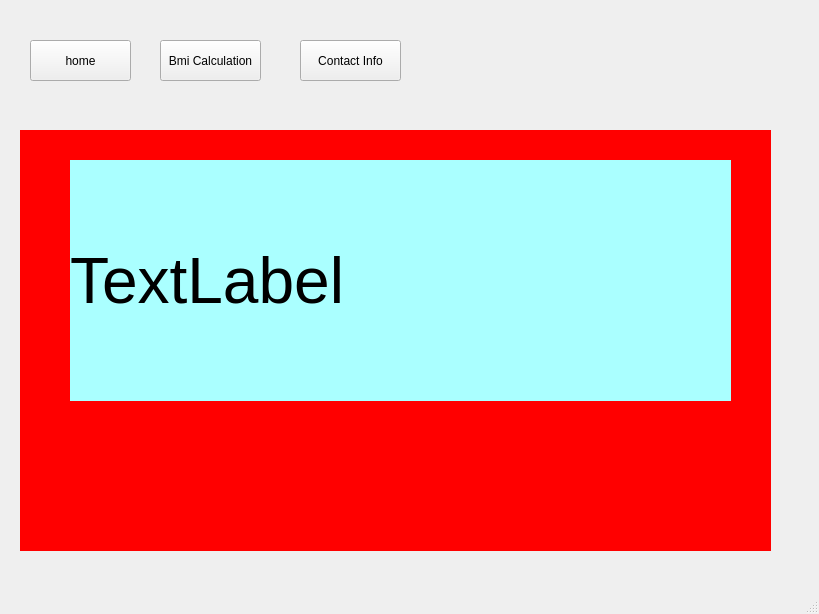
Old version of the form home.ui in the repository ssaannjjaayy/fitness-first.
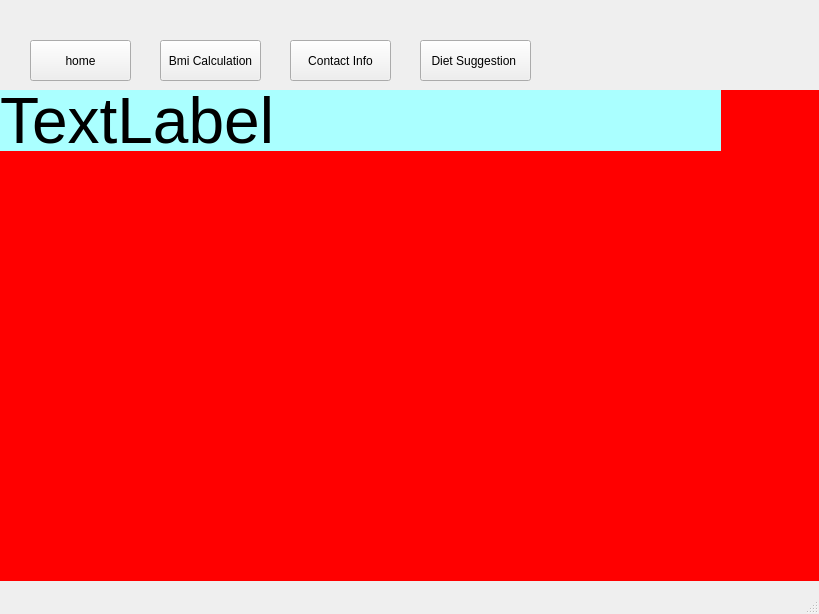
New version of the form. The open tabs and pages were chosen to show the change. Icons and pictures are not drawn.

```diff
--- a/home.ui
+++ b/home.ui
@@ -17,10 +17,10 @@
    <widget class="QStackedWidget" name="homeStack">
     <property name="geometry">
      <rect>
-      <x>20</x>
-      <y>130</y>
-      <width>751</width>
-      <height>421</height>
+      <x>0</x>
+      <y>90</y>
+      <width>821</width>
+      <height>491</height>
      </rect>
     </property>
     <property name="styleSheet">
@@ -34,10 +34,10 @@
      <widget class="QLabel" name="name">
       <property name="geometry">
        <rect>
-        <x>50</x>
-        <y>30</y>
-        <width>661</width>
-        <height>241</height>
+        <x>0</x>
+        <y>0</y>
+        <width>721</width>
+        <height>61</height>
        </rect>
       </property>
       <property name="font">
@@ -52,6 +52,24 @@
        <string>TextLabel</string>
       </property>
      </widget>
+     <widget class="QLabel" name="label_6">
+      <property name="geometry">
+       <rect>
+        <x>0</x>
+        <y>5</y>
+        <width>751</width>
+        <height>411</height>
+       </rect>
+      </property>
+      <property name="styleSheet">
+       <string notr="true">background-image: url(:/.img/ss.jpg);</string>
+      </property>
+      <property name="text">
+       <string/>
+      </property>
+     </widget>
+     <zorder>label_6</zorder>
+     <zorder>name</zorder>
     </widget>
     <widget class="QWidget" name="page_2">
      <widget class="QLabel" name="label">
@@ -209,7 +227,7 @@
    <widget class="QPushButton" name="pushButton_4">
     <property name="geometry">
      <rect>
-      <x>300</x>
+      <x>290</x>
       <y>40</y>
       <width>101</width>
       <height>41</height>
@@ -219,6 +237,19 @@
      <string>Contact Info</string>
     </property>
    </widget>
+   <widget class="QPushButton" name="pushButton_5">
+    <property name="geometry">
+     <rect>
+      <x>420</x>
+      <y>40</y>
+      <width>111</width>
+      <height>41</height>
+     </rect>
+    </property>
+    <property name="text">
+     <string>Diet Suggestion </string>
+    </property>
+   </widget>
   </widget>
   <widget class="QMenuBar" name="menubar">
    <property name="geometry">
```
Left out of the diff: 26 changed lines with no effect on the pictures.
